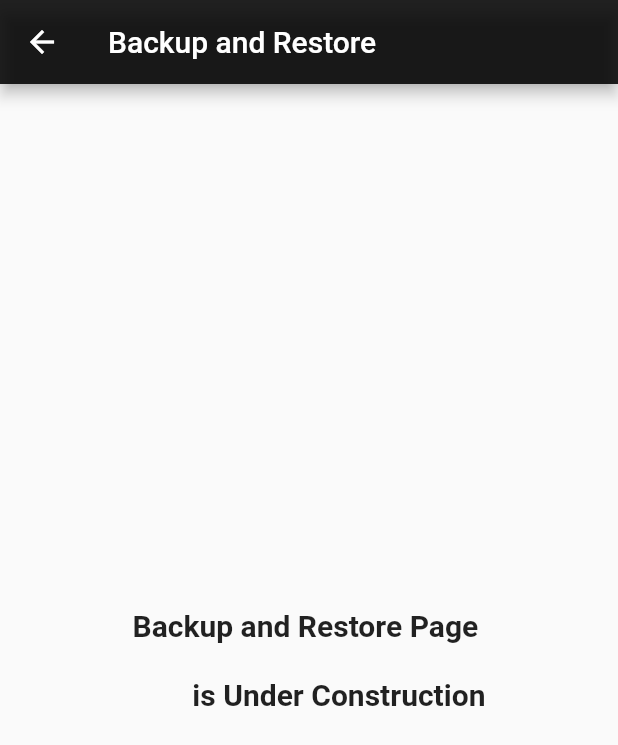
After one commit to aragle/signature-passwordless-auth, a Flutter app: the Backup screen opened directly, on a phone screen of 412 x 824 dp. The commit adds this screen. Shown: the top 745 px of the screen. Run offline on Flutter 3.47's test engine with Material 2 defaults, Android fonts, the phone set to English and light mode, and no system bars; our stand-ins replace circular_countdown_timer, settings_ui, webview_flutter; missing offline and left inert: clipboard, mailto, otp, qr_code_scanner, scaled_list.

Commit message:
create backup, lock setup and device key page

```diff
--- a/lib/views/devices_main.dart
+++ b/lib/views/devices_main.dart
@@ -36,7 +36,7 @@ class _DeviceState extends State<Device> {
                         Container(
                           alignment: Alignment.topLeft,
                           margin: EdgeInsets.only(
-                            bottom: selectedIndex == index ? 100 : 80,
+                            bottom: selectedIndex == index ? 180 : 80,
                             left: selectedIndex == index ? 30 : 25,
                           ),
                           child: SizedBox(
--- a/lib/views/settings_about.dart
+++ b/lib/views/settings_about.dart
@@ -1,6 +1,4 @@
 import 'package:flutter/material.dart';
-import 'package:flutter/src/widgets/container.dart';
-import 'package:flutter/src/widgets/framework.dart';
 
 class About extends StatefulWidget {
   const About({super.key});
@@ -55,7 +53,7 @@ class _AboutState extends State<About> {
             // ignore: prefer_const_literals_to_create_immutables
             children: [
               Container(
-                margin: const EdgeInsets.only(top: 20),
+                margin: const EdgeInsets.only(top: 30),
                 child: const Text(
                   'Signature',
                   style: TextStyle(
@@ -74,7 +72,7 @@ class _AboutState extends State<About> {
             // ignore: prefer_const_literals_to_create_immutables
             children: [
               Container(
-                margin: const EdgeInsets.only(top: 10),
+                margin: const EdgeInsets.only(top: 20),
                 child: const Text(
                   'Version 1.0.0',
                   style: TextStyle(
--- /dev/null
+++ b/lib/views/settings_backup.dart
@@ -0,0 +1,29 @@
+import 'package:flutter/material.dart';
+
+class Backup extends StatefulWidget {
+  const Backup({super.key});
+
+  @override
+  State<Backup> createState() => _BackupState();
+}
+
+class _BackupState extends State<Backup> {
+  @override
+  Widget build(BuildContext context) {
+    return Scaffold(
+      appBar: AppBar(
+        title: const Text('Backup and Restore'),
+        backgroundColor: Colors.black87,
+      ),
+      body: const Center(
+        child: Text(
+          'Backup and Restore Page\n\n\t\t\t\t\t\t\t\tis Under Construction',
+          style: TextStyle(
+            fontSize: 20,
+            fontWeight: FontWeight.bold,
+          ),
+        ),
+      ),
+    );
+  }
+}
```
Also changed, not shown: lib/views/settings_applock.dart (added, +29 -0 lines), lib/views/settings_devicekey.dart (added, +29 -0 lines), lib/views/settings_main.dart (+30 -3 lines).
